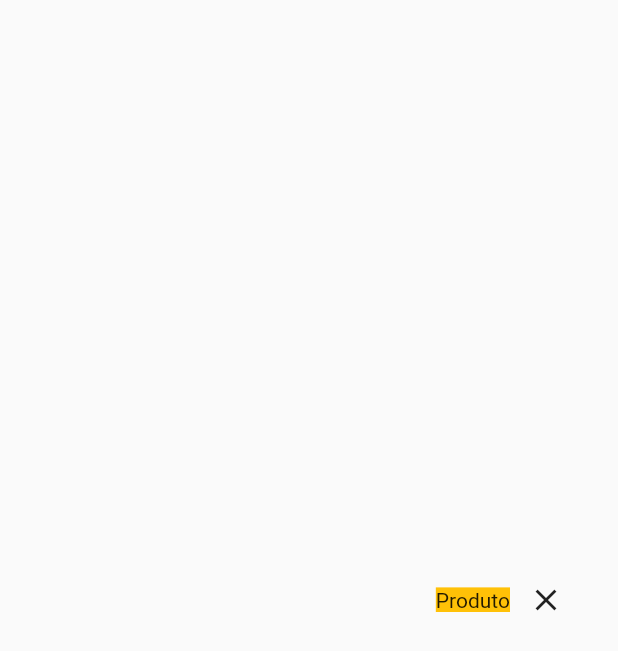
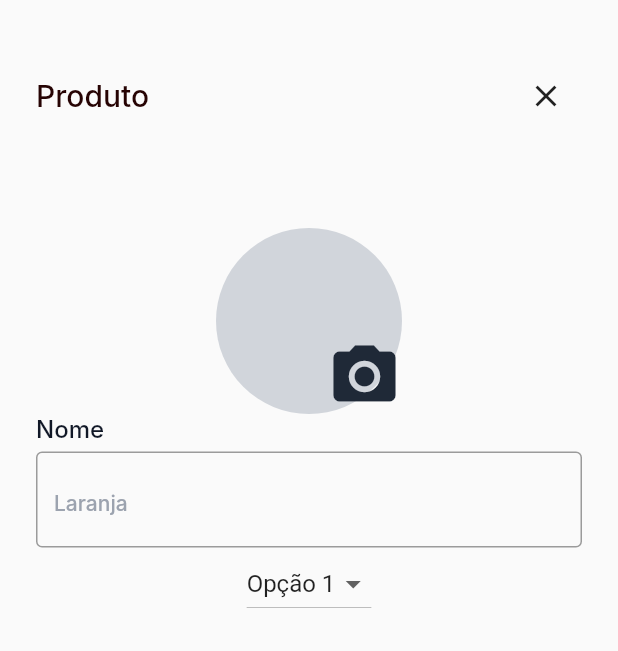
Before and after one commit to antonioclaudioofc/loja-de-alimentos, a Flutter app: the AddProductPage screen opened by its route, after a tap on "Adicionar", on a phone screen of 412 x 824 dp. Shown: the top 651 px of the screen. Run offline on Flutter 3.47's test engine with Material 2 defaults, Android fonts, the phone set to English and light mode, and no system bars; our stand-ins replace flutter_svg; Roboto replaces fonts that are missing (Inter).

Commit message:
create screen add page

```diff
--- a/lib/src/app/app_routes.dart
+++ b/lib/src/app/app_routes.dart
@@ -1,4 +1,4 @@
-import 'package:carrot_feirinha/src/pages/add_product/add_product_pade.dart';
+import 'package:carrot_feirinha/src/pages/add_product/add_product_page.dart';
 import 'package:carrot_feirinha/src/pages/form_product/form_product_page.dart';
 import 'package:carrot_feirinha/src/pages/home/home_page.dart';
 import 'package:carrot_feirinha/src/pages/navigation/navigation_page.dart';
--- a/lib/src/pages/add_product/add_product_pade.dart
+++ b/lib/src/pages/add_product/add_product_page.dart
@@ -15,15 +15,12 @@ class _AddProductPageState extends State<AddProductPage> {
     return Scaffold(
       body: SingleChildScrollView(
         padding: EdgeInsets.symmetric(
-          vertical: 16,
-          horizontal: 40,
+          vertical: 40,
+          horizontal: 16,
         ),
-        child: Column(
-          children: [
-            Wrap(
+        child: Wrap(
           spacing: 4,
           runSpacing: 10,
-              direction: Axis.horizontal,
           children: [
             UpdateProduct(
               urlImage: "assets/images/abacate.png",
@@ -48,8 +45,6 @@ class _AddProductPageState extends State<AddProductPage> {
               price: 12,
               nameProduct: "Abacate",
               quantityProduct: 22,
-                ),
-              ],
             ),
           ],
         ),
--- a/lib/src/pages/form_product/form_product_page.dart
+++ b/lib/src/pages/form_product/form_product_page.dart
@@ -1,3 +1,6 @@
+import 'package:carrot_feirinha/src/shared/components/default_input_name.dart';
+import 'package:carrot_feirinha/src/shared/components/input_classification.dart';
+import 'package:carrot_feirinha/src/shared/components/input_image.dart';
 import 'package:flutter/material.dart';
 
 import '../../app/app.dart';
@@ -13,22 +16,21 @@ class _FormProductPageState extends State<FormProductPage> {
   @override
   Widget build(BuildContext context) {
     return Scaffold(
-      body: Padding(
-        padding: const EdgeInsets.only(
+      body: SingleChildScrollView(
+        padding: EdgeInsets.only(
           top: 40,
-          bottom: 64,
+          bottom: 16,
+          left: 24,
           right: 24,
         ),
-        child: Row(
-          mainAxisAlignment: MainAxisAlignment.end,
+        child: Column(
           children: [
-            Center(
-              child: Text(
+            Row(
+              mainAxisAlignment: MainAxisAlignment.spaceBetween,
+              children: [
+                Text(
                   "Produto",
-                style: TextStyle(
-                  backgroundColor: Colors.amber,
-                ),
-              ),
+                  style: AppTextStyles.h3,
                 ),
                 IconButton(
                   onPressed: () {
@@ -37,10 +39,16 @@ class _FormProductPageState extends State<FormProductPage> {
                       PagePaths.navigationPath,
                     );
                   },
-              icon: Icon(
-                Icons.close,
+                  icon: Icon(Icons.close),
                 ),
+              ],
             ),
+            SizedBox(
+              height: 64,
+            ),
+            InputImage(),
+            DefaultInputName(),
+            InputClassification(),
           ],
         ),
       ),
--- a/lib/src/pages/navigation/navigation_page.dart
+++ b/lib/src/pages/navigation/navigation_page.dart
@@ -3,7 +3,7 @@ import 'package:carrot_feirinha/src/shared/components/context_main.dart';
 import 'package:flutter/material.dart';
 
 import '../../app/app.dart';
-import '../add_product/add_product_pade.dart';
+import '../add_product/add_product_page.dart';
 import '../search/search_page.dart';
 
 class NavigationPage extends StatefulWidget {
--- a/lib/src/pages/search/search_page.dart
+++ b/lib/src/pages/search/search_page.dart
@@ -26,8 +26,8 @@ class SearchPage extends StatelessWidget {
             height: 20,
           ),
           Wrap(
-            spacing: 8,
-            runSpacing: 8,
+            spacing: 24,
+            runSpacing: 20,
             children: [
               CardClassification(
                 urlImage: "assets/images/vegetais.png",
--- /dev/null
+++ b/lib/src/shared/components/default_input_name.dart
@@ -0,0 +1,39 @@
+import 'package:flutter/material.dart';
+
+import '../../app/app.dart';
+
+class DefaultInputName extends StatelessWidget {
+  const DefaultInputName({super.key});
+
+  @override
+  Widget build(BuildContext context) {
+    return Column(
+      crossAxisAlignment: CrossAxisAlignment.start,
+      children: [
+        Text(
+          "Nome",
+          style: AppTextStyles.labelInput.copyWith(
+            color: AppColors.gray900,
+          ),
+        ),
+        SizedBox(
+          height: 6,
+        ),
+        TextField(
+          style: AppTextStyles.labelHint,
+          decoration: InputDecoration(
+            hintText: "Laranja",
+            hintStyle: AppTextStyles.h4.copyWith(
+              color: AppColors.gray400,
+            ),
+            border: OutlineInputBorder(
+              borderSide: BorderSide(
+                color: AppColors.gray200,
+              ),
+            ),
+          ),
+        ),
+      ],
+    );
+  }
+}
--- /dev/null
+++ b/lib/src/shared/components/input_classification.dart
@@ -0,0 +1,32 @@
+import 'package:flutter/material.dart';
+
+class InputClassification extends StatefulWidget {
+  const InputClassification({super.key});
+
+  @override
+  State<InputClassification> createState() => _InputClassificationState();
+}
+
+class _InputClassificationState extends State<InputClassification> {
+  @override
+  Widget build(BuildContext context) {
+    String _selectedOption = 'Opção 1'; // Opção padrão
+
+    return DropdownButton<String>(
+      value: _selectedOption,
+
+      onChanged: (String? newValue) {
+        setState(() {
+          _selectedOption = newValue!;
+        });
+      },
+      items: <String>['Opção 1', 'Opção 2', 'Opção 3', 'Opção 4']
+          .map((String value) {
+        return DropdownMenuItem<String>(
+          value: value,
+          child: Text(value),
+        );
+      }).toList(),
+    );
+  }
+}
--- /dev/null
+++ b/lib/src/shared/components/input_image.dart
@@ -0,0 +1,30 @@
+import 'package:carrot_feirinha/src/app/app_colors.dart';
+import 'package:flutter/material.dart';
+
+class InputImage extends StatelessWidget {
+  const InputImage({super.key});
+
+  @override
+  Widget build(BuildContext context) {
+    return InkWell(
+      onTap: () {},
+      child: Container(
+        width: 124,
+        height: 124,
+        decoration: BoxDecoration(
+          color: AppColors.gray300,
+          borderRadius:
+              BorderRadius.circular(64), // Ajuste o valor conforme necessário
+        ),
+        child: Align(
+          alignment: Alignment.bottomRight,
+          child: Icon(
+            Icons.camera_alt,
+            size: 50,
+            color: AppColors.gray800,
+          ),
+        ),
+      ),
+    );
+  }
+}
```
Lines whose indentation alone changed are shown as unchanged.
